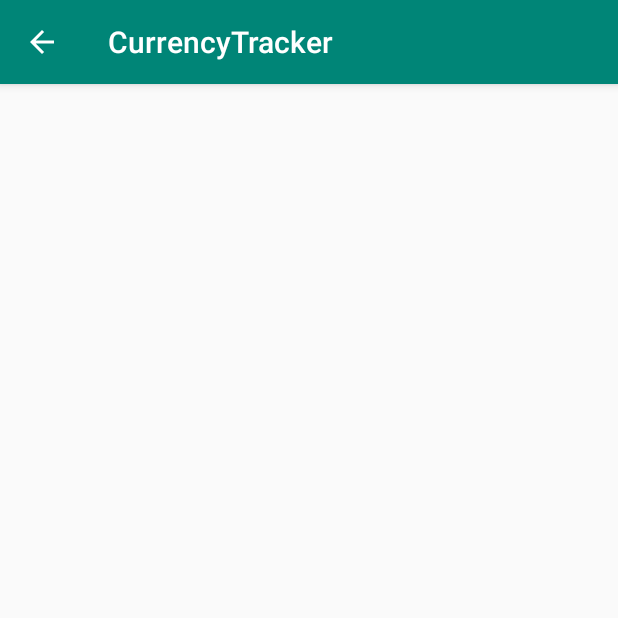
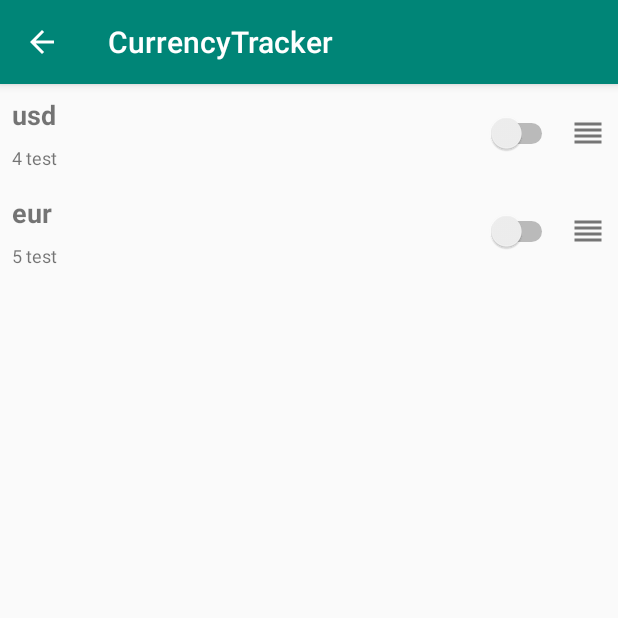
Before and after one commit to matroskinx/CurrencyTracker, an Android app: the SettingsActivity screen opened directly, with no data from a screen before it, on a phone screen of 412 x 824 dp, the top half of it. Run offline under Robolectric (Android 15) with nearby library versions, the phone set to English and light mode, and no system bars.

Commit message:
create model and recyclerview for settings

```diff
--- a/app/src/main/java/com/vladislav/currencytracker/SettingsActivity.kt
+++ b/app/src/main/java/com/vladislav/currencytracker/SettingsActivity.kt
@@ -4,19 +4,38 @@ import androidx.appcompat.app.AppCompatActivity
 import android.os.Bundle
 import android.view.MenuItem
 import androidx.core.app.NavUtils
+import androidx.recyclerview.widget.LinearLayoutManager
+import kotlinx.android.synthetic.main.activity_settings.*
 
 class SettingsActivity : AppCompatActivity() {
+
+    private lateinit var linearLayoutManager: LinearLayoutManager
+    private lateinit var adapter: SettingsRecyclerAdapter
 
     override fun onCreate(savedInstanceState: Bundle?) {
         super.onCreate(savedInstanceState)
         setContentView(R.layout.activity_settings)
         supportActionBar?.setDisplayHomeAsUpEnabled(true)
+
+        linearLayoutManager = LinearLayoutManager(this)
+        rv_settings.layoutManager = linearLayoutManager
+        rv_settings.setHasFixedSize(true)
+
+        val currencyItem = CurrencyItem("1", "2", "usd", "4", "test", "2")
+        val currencyItem2 = CurrencyItem("2", "3", "eur", "5", "test", "5")
+
+        val dayExchangeRates = DayExchangeRates(mutableListOf(currencyItem, currencyItem2), "06.04/2019")
+        val sitem = SettingsItem("1", true)
+        val sitem2 = SettingsItem("2", false)
+        val boolList = mutableListOf(sitem, sitem2)
+
+        adapter = SettingsRecyclerAdapter(dayExchangeRates, boolList)
+        rv_settings.adapter = adapter
     }
 
     override fun onOptionsItemSelected(item: MenuItem): Boolean {
 
-        return when(item.itemId)
-        {
+        return when (item.itemId) {
             android.R.id.home -> {
                 NavUtils.navigateUpFromSameTask(this)
                 true
--- /dev/null
+++ b/app/src/main/java/com/vladislav/currencytracker/SettingsItem.kt
@@ -0,0 +1,3 @@
+package com.vladislav.currencytracker
+
+data class SettingsItem (val id: String, val isSelected: Boolean)
--- /dev/null
+++ b/app/src/main/java/com/vladislav/currencytracker/SettingsRecyclerAdapter.kt
@@ -0,0 +1,40 @@
+package com.vladislav.currencytracker
+
+import android.view.LayoutInflater
+import android.view.View
+import android.view.ViewGroup
+import androidx.recyclerview.widget.RecyclerView
+import kotlinx.android.synthetic.main.rv_row_settings.view.*
+
+class SettingsRecyclerAdapter(private val rate: DayExchangeRates, private val settings: MutableList<SettingsItem>) :
+    RecyclerView.Adapter<SettingsRecyclerAdapter.SettingsHolder>() {
+    override fun onCreateViewHolder(parent: ViewGroup, viewType: Int): SettingsRecyclerAdapter.SettingsHolder {
+        val inflater = LayoutInflater.from(parent.context)
+        val inflatedView = inflater.inflate(R.layout.rv_row_settings, parent, false)
+        return SettingsHolder(inflatedView)
+    }
+
+    override fun getItemCount(): Int {
+        return settings.size
+    }
+
+    override fun onBindViewHolder(holder: SettingsRecyclerAdapter.SettingsHolder, position: Int) {
+        val currencyItem: CurrencyItem = rate.exchangeRates[position]
+        val isSelected = settings[position].isSelected
+        holder.bindSettingsItems(currencyItem, isSelected)
+    }
+
+    class SettingsHolder(v: View) : RecyclerView.ViewHolder(v) {
+        private var view = v
+        private var currencyItem: CurrencyItem? = null
+        private var isSelected: Boolean? = null
+
+        fun bindSettingsItems(currencyItem: CurrencyItem, isSelected: Boolean) {
+            this.currencyItem = currencyItem
+            this.isSelected = isSelected
+            view.rv_switch.isSelected = isSelected
+            view.rv_set_char_code.text = currencyItem.charCode
+            view.rv_set_scale.text = "${currencyItem.scale} ${currencyItem.name}"
+        }
+    }
+}
--- a/app/src/main/res/layout/activity_settings.xml
+++ b/app/src/main/res/layout/activity_settings.xml
@@ -7,4 +7,10 @@
         android:layout_height="match_parent"
         tools:context=".SettingsActivity">
 
+    <androidx.recyclerview.widget.RecyclerView
+            android:layout_width="0dp"
+            android:layout_height="0dp"
+            app:layout_constraintTop_toTopOf="parent" app:layout_constraintStart_toStartOf="parent"
+            app:layout_constraintEnd_toEndOf="parent"
+            app:layout_constraintBottom_toBottomOf="parent" android:id="@+id/rv_settings"/>
 </androidx.constraintlayout.widget.ConstraintLayout>
```
